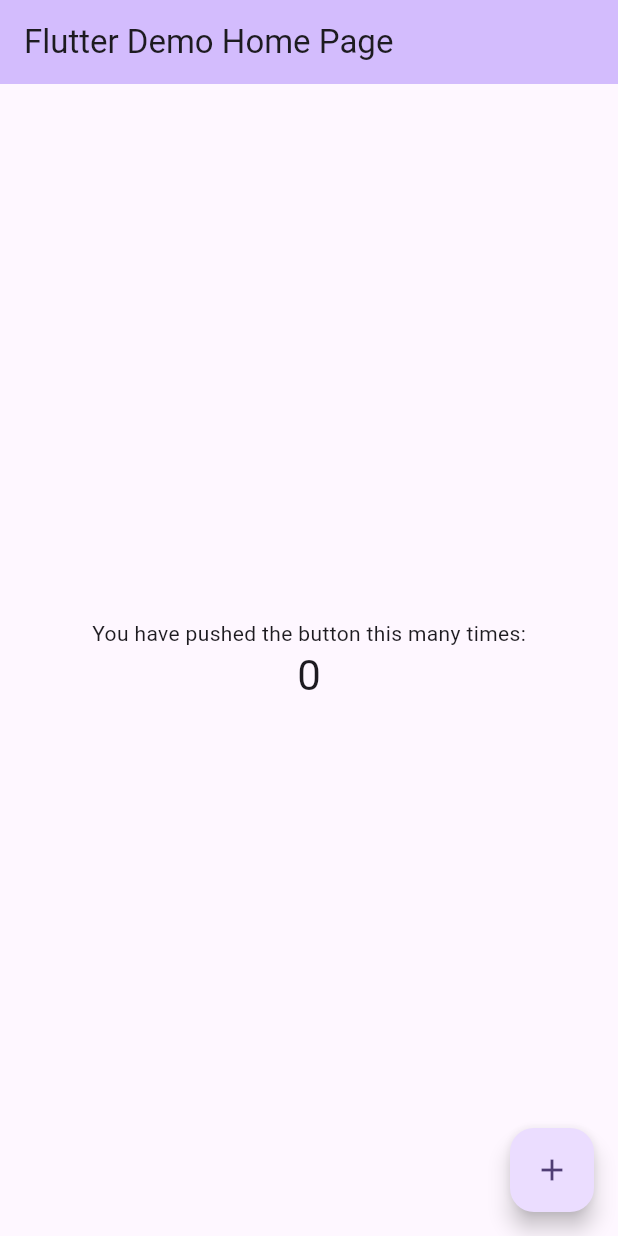
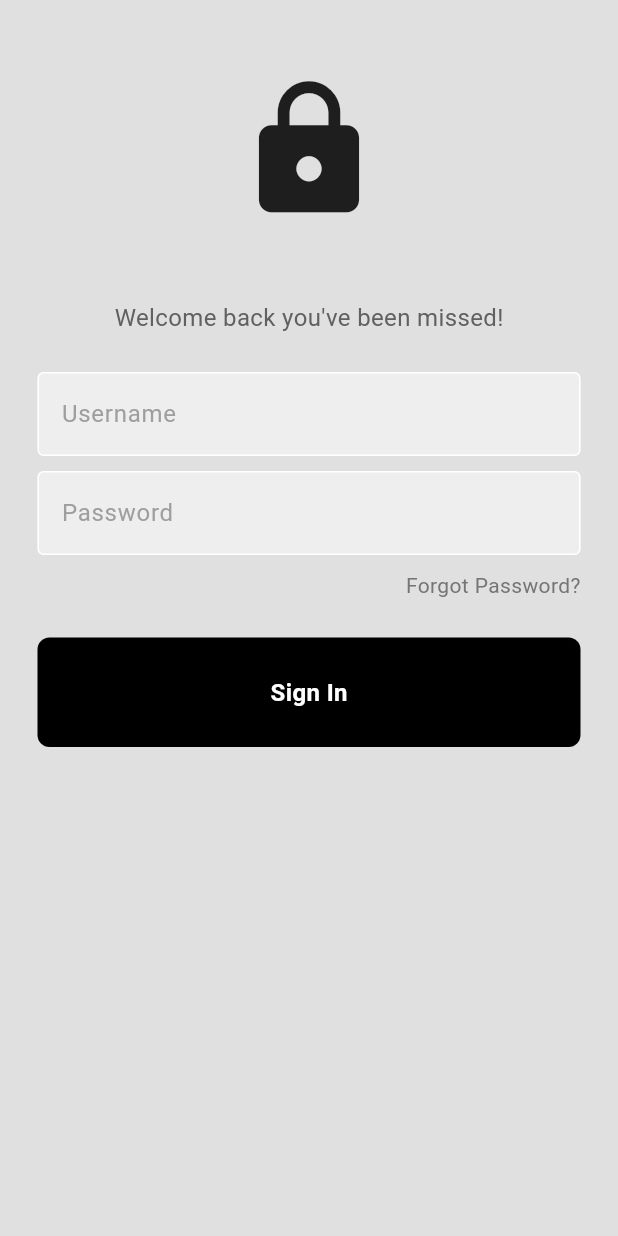
Before and after one commit to Nela-B/ASE, a Flutter app: the screen it shows after launch, on a phone screen of 412 x 824 dp. Run offline on Flutter 3.47's test engine with Material 3 defaults, Android fonts, the light colour scheme and no system bars.

Commit message:
UI Login + UI Homepage

```diff
--- /dev/null
+++ b/ase_project/frontend/lib/components/my_button.dart
@@ -0,0 +1,30 @@
+import 'package:flutter/material.dart';
+
+class MyButton extends StatelessWidget{
+
+  final Function()? onTap;
+
+  const MyButton({super.key, required this.onTap});
+
+  @override
+  Widget build(BuildContext context) {
+    return GestureDetector(
+      onTap: onTap,
+      child: Container(
+        padding: const EdgeInsets.all(25.0),
+        margin: const EdgeInsets.symmetric(horizontal: 25),
+        decoration: BoxDecoration(
+          color: Colors.black,
+          borderRadius: BorderRadius.circular(8)),
+        child: const Center(
+          child: Text(
+            "Sign In",
+            style: TextStyle(
+              color: Colors.white,
+              fontWeight: FontWeight.bold,
+              fontSize: 16,
+              ),)),
+      ),
+    );
+  }
+}
--- /dev/null
+++ b/ase_project/frontend/lib/components/my_textfield.dart
@@ -0,0 +1,34 @@
+import 'package:flutter/material.dart';
+
+class MyTextfield extends StatelessWidget{
+  final controller;
+  final String hintText;
+  final bool obscureText;
+
+
+  const MyTextfield({super.key, required this.controller, required this.hintText, required this.obscureText});
+
+  @override
+  Widget build(BuildContext context){
+    return Padding(
+          padding: const EdgeInsets.symmetric(horizontal: 25.0),
+          child: TextField(
+            controller: controller,
+            obscureText: obscureText,
+            decoration: InputDecoration(
+              enabledBorder: OutlineInputBorder(
+                borderSide: BorderSide(color: Colors.white),
+              ),
+              focusedBorder: OutlineInputBorder(
+                borderSide: BorderSide(color: Colors.grey.shade400),
+              ),
+              fillColor: Colors.grey.shade200,
+              filled: true,
+              hintText: hintText,
+              hintStyle: TextStyle(color: Colors.grey[500])
+            ),
+          ),
+        );
+  }
+
+}
--- a/ase_project/frontend/lib/main.dart
+++ b/ase_project/frontend/lib/main.dart
@@ -1,5 +1,6 @@
 import 'package:flutter/material.dart';
-import 'services/task_service.dart'; // Import the TaskService
+import 'screens/login_page.dart';
+
 
 void main() {
   runApp(const MyApp());
@@ -11,64 +12,14 @@ class MyApp extends StatelessWidget {
   @override
   Widget build(BuildContext context) {
     return MaterialApp(
-      title: 'Flutter Demo',
-      theme: ThemeData(
-        colorScheme: ColorScheme.fromSeed(seedColor: Colors.deepPurple),
-        useMaterial3: true,
-      ),
-      home: const MyHomePage(title: 'Flutter Demo Home Page'),
+      title: 'ASE Project',
+      debugShowCheckedModeBanner: false,
+      home: LoginPage(),
     );
   }
 }
 
-class MyHomePage extends StatefulWidget {
-  const MyHomePage({super.key, required this.title});
 
-  final String title;
 
-  @override
-  State<MyHomePage> createState() => _MyHomePageState();
-}
-
-class _MyHomePageState extends State<MyHomePage> {
-  int _counter = 0;
-  final TaskService taskService = TaskService(); // Create an instance of TaskService
-
-  void _incrementCounter() {
-    setState(() {
-      _counter++;
-    });
-
-    // Call createTask on the TaskService instance
-    taskService.createTask("Sample Title", "Sample Description", "High");
-  }
-
-  @override
-  Widget build(BuildContext context) {
-    return Scaffold(
-      appBar: AppBar(
-        backgroundColor: Theme.of(context).colorScheme.inversePrimary,
-        title: Text(widget.title),
-      ),
-      body: Center(
-        child: Column(
-          mainAxisAlignment: MainAxisAlignment.center,
-          children: <Widget>[
-            const Text(
-              'You have pushed the button this many times:',
-            ),
-            Text(
-              '$_counter',
-              style: Theme.of(context).textTheme.headlineMedium,
-            ),
-          ],
-        ),
-      ),
-      floatingActionButton: FloatingActionButton(
-        onPressed: _incrementCounter,
-        tooltip: 'Increment',
-        child: const Icon(Icons.add),
-      ),
-    );
-  }
-}
+// // Call createTask on the TaskService instance
+    //taskService.createTask("Sample Title", "Sample Description", "High");
--- /dev/null
+++ b/ase_project/frontend/lib/screens/login_page.dart
@@ -0,0 +1,93 @@
+import 'package:ase_project/components/my_button.dart';
+import 'package:ase_project/components/my_textfield.dart';
+import 'package:ase_project/screens/home_page.dart';
+import 'package:flutter/material.dart';
+
+class LoginPage extends StatelessWidget {
+  LoginPage({super.key});
+
+  //text editing controllers
+  final usernameController = TextEditingController();
+  final passwordController = TextEditingController();
+
+  // sign user in function
+  void signUserIn(){
+
+  }
+
+  @override
+  Widget build(BuildContext context){
+    return Scaffold(
+      backgroundColor: Colors.grey[300],
+      body: Column(children: [
+        const SizedBox(height: 50),
+
+        //logo
+        const Icon(
+          Icons.lock,
+          size:100,
+        ),
+
+        const SizedBox(height: 50),
+
+        //Message
+        Text(
+          'Welcome back you\'ve been missed!',
+          style: TextStyle(
+            color: Colors.grey[700],
+            fontSize: 16,),
+        ),
+
+        const SizedBox(height: 25),
+
+        //Username field
+        MyTextfield(
+          controller: usernameController,
+          hintText: 'Username',
+          obscureText: false,
+        ),
+
+        const SizedBox(height: 10),
+
+        //Password field
+        MyTextfield(
+          controller: passwordController,
+          hintText: 'Password',
+          obscureText: true,
+        ),
+
+        const SizedBox(height: 10),
+
+        //forgot password
+        Padding(
+          padding: const EdgeInsets.symmetric(horizontal: 25.0),
+          child: Row(
+            mainAxisAlignment: MainAxisAlignment.end,
+            children: [
+              Text(
+                'Forgot Password?',
+                style: TextStyle(color: Colors.grey[600]),
+              ),
+            ],
+          ),
+        ),
+
+
+        const SizedBox(height: 25),
+
+        //sign in button
+        MyButton(
+          onTap: (){
+            signUserIn();
+
+            Navigator.push(
+              context,
+              MaterialPageRoute(builder: (context) => HomePage())
+            );
+          },
+        ),
+
+      ]),
+    );
+  }
+}
--- a/ase_project/frontend/pubspec.yaml
+++ b/ase_project/frontend/pubspec.yaml
@@ -60,9 +60,8 @@ flutter:
   uses-material-design: true
 
   # To add assets to your application, add an assets section, like this:
-  # assets:
-  #   - images/a_dot_burr.jpeg
-  #   - images/a_dot_ham.jpeg
+  assets:
+    - lib/images/
 
   # An image asset can refer to one or more resolution-specific "variants", see
   # https://flutter.dev/to/resolution-aware-images
```
Also changed, not shown: ase_project/frontend/lib/components/task_card.dart (added, +47 -0 lines), ase_project/frontend/lib/models/subtask_model.dart (+8 -0 lines), ase_project/frontend/lib/models/task_model.dart (+23 -8 lines), ase_project/frontend/lib/screens/create_task.dart (added, +93 -0 lines), ase_project/frontend/lib/screens/home_page.dart (added, +92 -0 lines), ase_project/frontend/lib/services/task_service.dart (+13 -0 lines), 1 other file.
